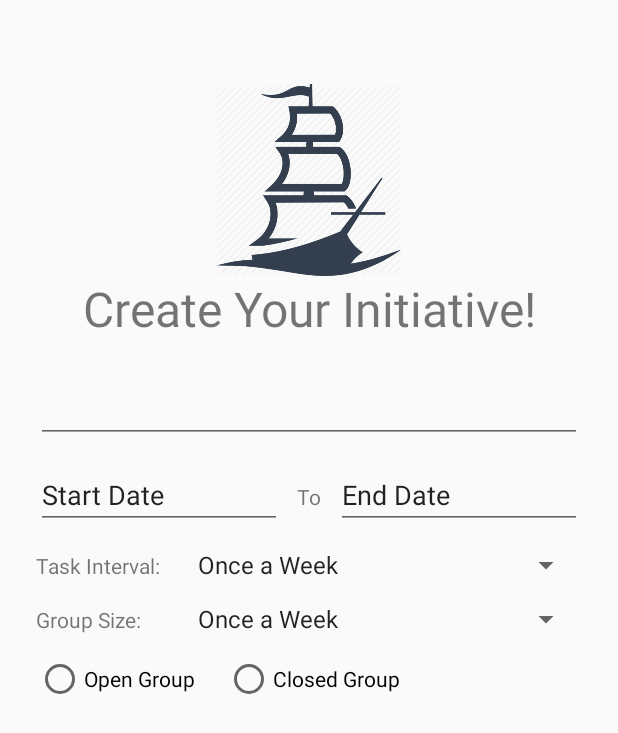
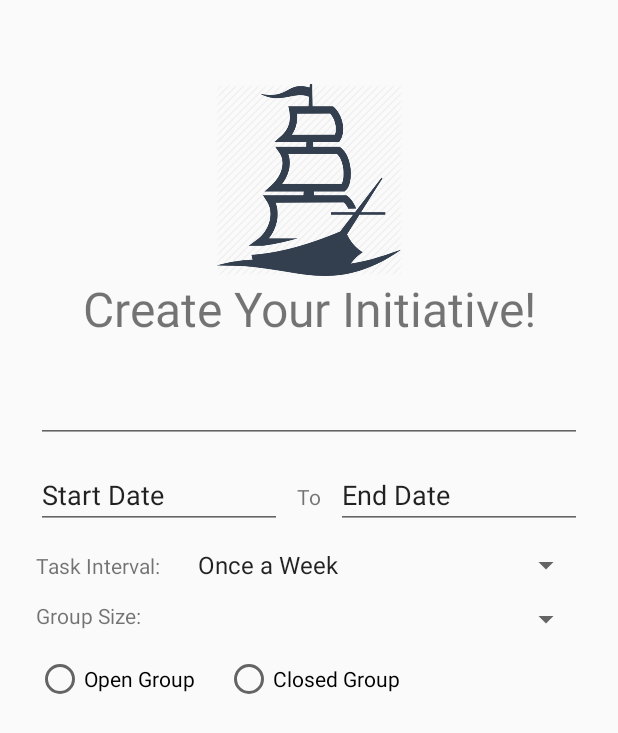
Before and after one commit to laronson/fellowship, an Android app: the layout activity_create_initiative.xml on its own in the app's theme, with its tools: preview values and no code run, on a phone screen of 412 x 824 dp. Shown: the top 733 px of the screen. Run offline under Robolectric (Android 15) with nearby library versions, the phone set to English and light mode, and no system bars.

Commit message:
Fixing group size title

```diff
--- a/app/src/main/res/layout/activity_create_initiative.xml
+++ b/app/src/main/res/layout/activity_create_initiative.xml
@@ -119,15 +119,12 @@
                 android:id="@+id/group_size_title"
                 android:layout_width="100dp"
                 android:layout_height="wrap_content"
-                android:text="@string/task_interval"
-                tools:text="@string/group_size" />
+                android:text="@string/group_size" />
 
             <Spinner
                 android:id="@+id/spinner_groupsize"
                 android:layout_width="fill_parent"
-                android:layout_height="wrap_content"
-                android:entries="@array/intervals_array"
-                android:prompt="@string/interval_prompt" />
+                android:layout_height="wrap_content" />
 
         </LinearLayout>
 
```
